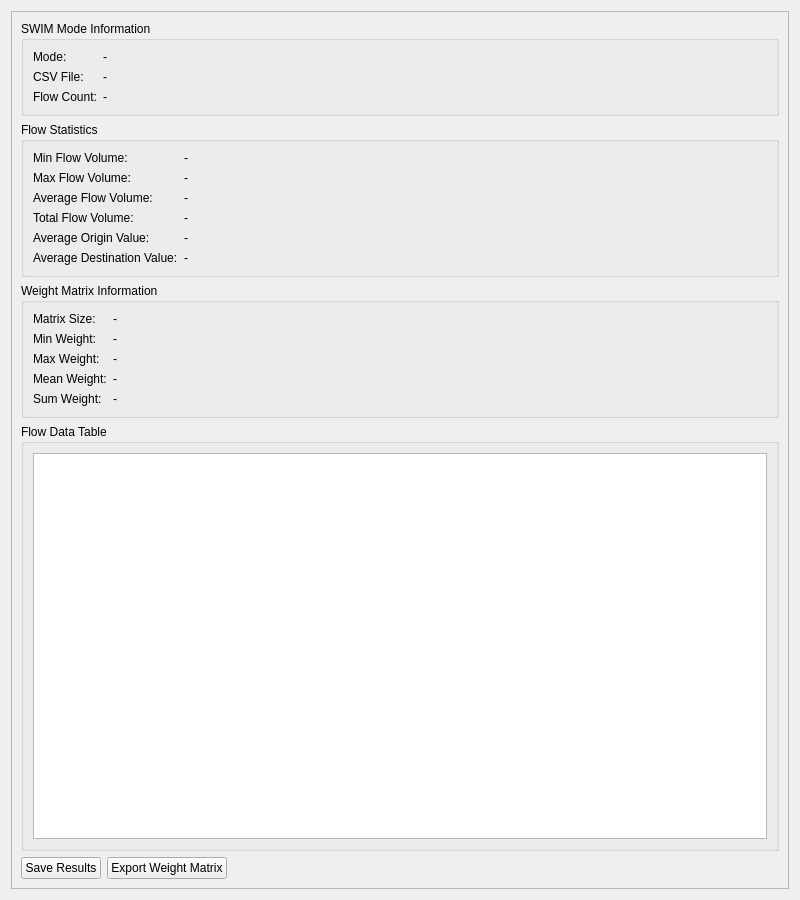
This is src/PropertyPanelTabs/gwmpropertyswimtab.ui in GWmodel-Lab/GWmodelS as Qt 5 draws it before an edit. The edited form follows.
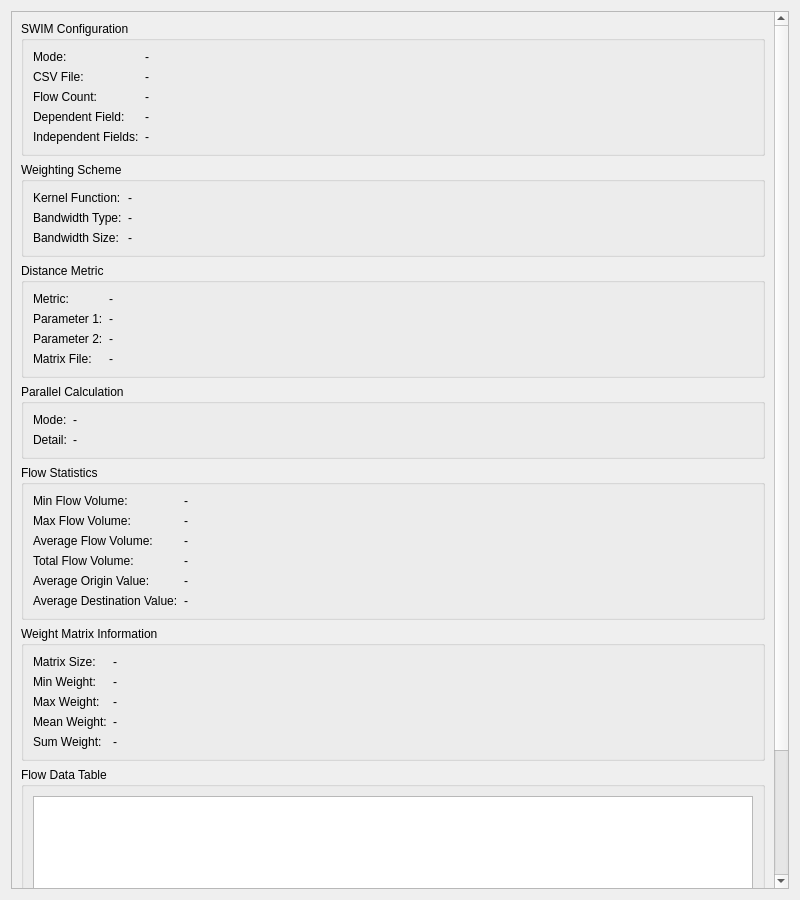
This is the edited form.

The edit to the form file:
```diff
--- a/src/PropertyPanelTabs/gwmpropertyswimtab.ui
+++ b/src/PropertyPanelTabs/gwmpropertyswimtab.ui
@@ -29,7 +29,7 @@
        <item>
         <widget class="QGroupBox" name="groupBox_Mode">
          <property name="title">
-          <string>SWIM Mode Information</string>
+          <string>SWIM Configuration</string>
          </property>
          <layout class="QFormLayout" name="formLayout_Mode">
           <item row="0" column="0">
@@ -69,6 +69,196 @@
           </item>
           <item row="2" column="1">
            <widget class="QLabel" name="lblFlowCount">
+            <property name="text">
+             <string>-</string>
+            </property>
+           </widget>
+          </item>
+          <item row="3" column="0">
+           <widget class="QLabel" name="label_DependentField">
+            <property name="text">
+             <string>Dependent Field:</string>
+            </property>
+           </widget>
+          </item>
+          <item row="3" column="1">
+           <widget class="QLabel" name="lblDependentField">
+            <property name="text">
+             <string>-</string>
+            </property>
+            <property name="wordWrap">
+             <bool>true</bool>
+            </property>
+           </widget>
+          </item>
+          <item row="4" column="0">
+           <widget class="QLabel" name="label_IndepFields">
+            <property name="text">
+             <string>Independent Fields:</string>
+            </property>
+           </widget>
+          </item>
+          <item row="4" column="1">
+           <widget class="QLabel" name="lblIndependentVars">
+            <property name="text">
+             <string>-</string>
+            </property>
+            <property name="wordWrap">
+             <bool>true</bool>
+            </property>
+           </widget>
+          </item>
+         </layout>
+        </widget>
+       </item>
+       <item>
+        <widget class="QGroupBox" name="groupBox_Weighting">
+         <property name="title">
+          <string>Weighting Scheme</string>
+         </property>
+         <layout class="QFormLayout" name="formLayout_Weighting">
+          <item row="0" column="0">
+           <widget class="QLabel" name="label_Kernel">
+            <property name="text">
+             <string>Kernel Function:</string>
+            </property>
+           </widget>
+          </item>
+          <item row="0" column="1">
+           <widget class="QLabel" name="lblKernelFunction">
+            <property name="text">
+             <string>-</string>
+            </property>
+           </widget>
+          </item>
+          <item row="1" column="0">
+           <widget class="QLabel" name="label_BwType">
+            <property name="text">
+             <string>Bandwidth Type:</string>
+            </property>
+           </widget>
+          </item>
+          <item row="1" column="1">
+           <widget class="QLabel" name="lblBandwidthType">
+            <property name="text">
+             <string>-</string>
+            </property>
+           </widget>
+          </item>
+          <item row="2" column="0">
+           <widget class="QLabel" name="label_BwSize">
+            <property name="text">
+             <string>Bandwidth Size:</string>
+            </property>
+           </widget>
+          </item>
+          <item row="2" column="1">
+           <widget class="QLabel" name="lblBandwidthSize">
+            <property name="text">
+             <string>-</string>
+            </property>
+           </widget>
+          </item>
+         </layout>
+        </widget>
+       </item>
+       <item>
+        <widget class="QGroupBox" name="groupBox_Distance">
+         <property name="title">
+          <string>Distance Metric</string>
+         </property>
+         <layout class="QFormLayout" name="formLayout_Distance">
+          <item row="0" column="0">
+           <widget class="QLabel" name="label_DistanceMetric">
+            <property name="text">
+             <string>Metric:</string>
+            </property>
+           </widget>
+          </item>
+          <item row="0" column="1">
+           <widget class="QLabel" name="lblDistanceMetric">
+            <property name="text">
+             <string>-</string>
+            </property>
+           </widget>
+          </item>
+          <item row="1" column="0">
+           <widget class="QLabel" name="lblDistanceParam1Title">
+            <property name="text">
+             <string>Parameter 1:</string>
+            </property>
+           </widget>
+          </item>
+          <item row="1" column="1">
+           <widget class="QLabel" name="lblDistanceParam1">
+            <property name="text">
+             <string>-</string>
+            </property>
+           </widget>
+          </item>
+          <item row="2" column="0">
+           <widget class="QLabel" name="lblDistanceParam2Title">
+            <property name="text">
+             <string>Parameter 2:</string>
+            </property>
+           </widget>
+          </item>
+          <item row="2" column="1">
+           <widget class="QLabel" name="lblDistanceParam2">
+            <property name="text">
+             <string>-</string>
+            </property>
+           </widget>
+          </item>
+          <item row="3" column="0">
+           <widget class="QLabel" name="lblDistanceFileTitle">
+            <property name="text">
+             <string>Matrix File:</string>
+            </property>
+           </widget>
+          </item>
+          <item row="3" column="1">
+           <widget class="QLabel" name="lblDistanceFilePath">
+            <property name="text">
+             <string>-</string>
+            </property>
+            <property name="wordWrap">
+             <bool>true</bool>
+            </property>
+           </widget>
+          </item>
+         </layout>
+        </widget>
+       </item>
+       <item>
+        <widget class="QGroupBox" name="groupBox_Parallel">
+         <property name="title">
+          <string>Parallel Calculation</string>
+         </property>
+         <layout class="QFormLayout" name="formLayout_Parallel">
+          <item row="0" column="0">
+           <widget class="QLabel" name="label_ParallelType">
+            <property name="text">
+             <string>Mode:</string>
+            </property>
+           </widget>
+          </item>
+          <item row="0" column="1">
+           <widget class="QLabel" name="lblParallelType">
+            <property name="text">
+             <string>-</string>
+            </property>
+           </widget>
+          </item>
+          <item row="1" column="0">
+           <widget class="QLabel" name="label_ParallelDetail">
+            <property name="text">
+             <string>Detail:</string>
+            </property>
+           </widget>
+          </item>
+          <item row="1" column="1">
+           <widget class="QLabel" name="lblParallelDetail">
             <property name="text">
              <string>-</string>
             </property>
```
Left out of the diff: 4 changed lines with no effect on the pictures.
